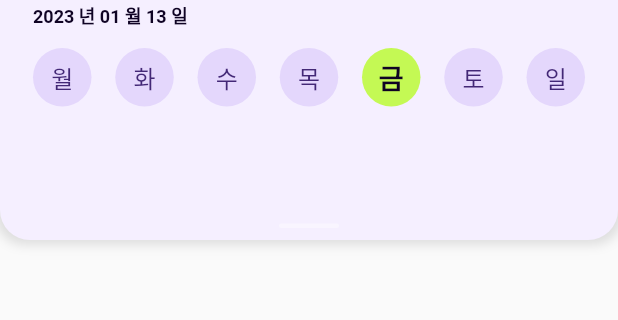
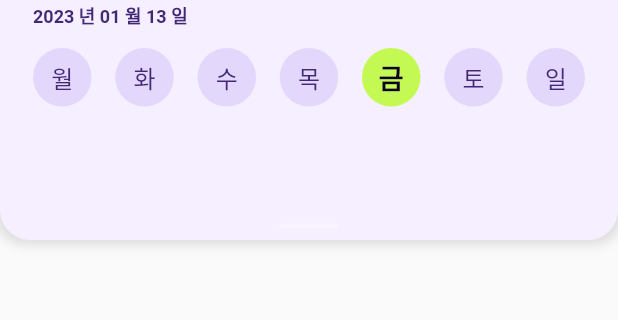
Before and after one commit to kugods-HabitTama/dahae-mobile, a Flutter app: the HabitScreen screen opened directly with empty values, on a phone screen of 412 x 824 dp, the part 132-452 px from its top. Run offline on Flutter 3.47's test engine with Material 2 defaults, Android fonts, the phone set to English and light mode, and no system bars; our stand-ins replace dio, freezed_annotation, go_router; network calls fail.

Commit message:
change date color

```diff
--- a/lib/screens/habit/calender_header.dart
+++ b/lib/screens/habit/calender_header.dart
@@ -141,7 +141,7 @@ class _CalenderHeaderState extends State<CalenderHeader> {
         Text(
           DateFormat('yyyy 년 MM 월 dd 일').format(widget.selectedDate),
           textAlign: TextAlign.left,
-          style: const TextStyle(fontSize: 12),
+          style: const TextStyle(fontSize: 12, color:Color.fromARGB(255, 67, 40, 118)),
         ),
         const SizedBox(height: 13), // 간격 띄우기
         Row(
```
